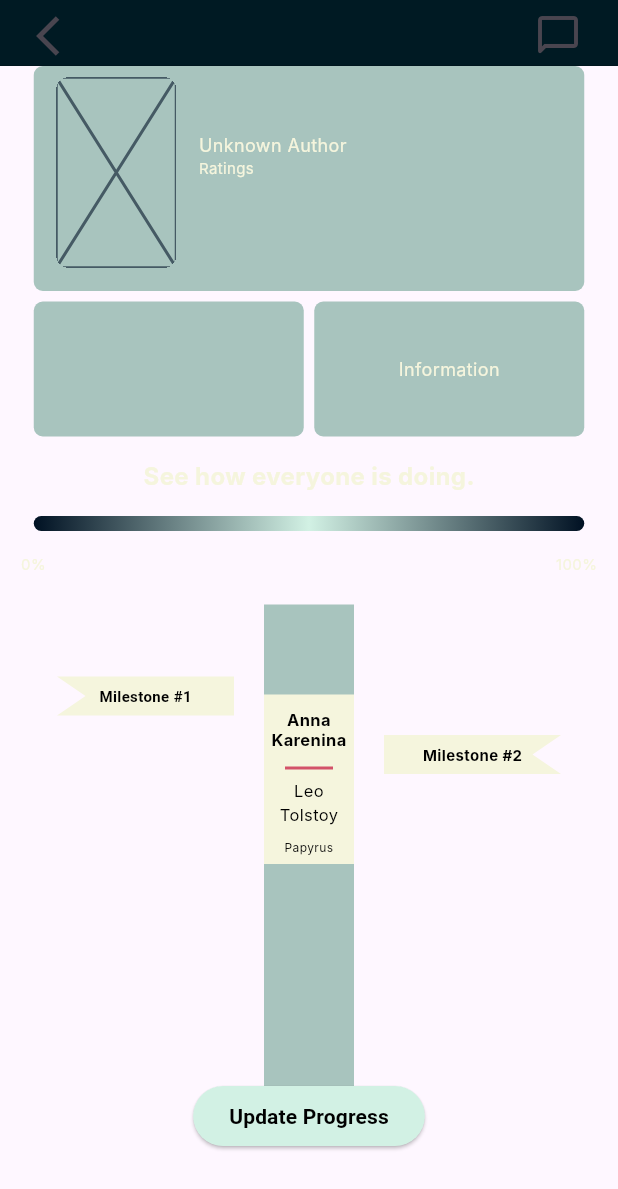
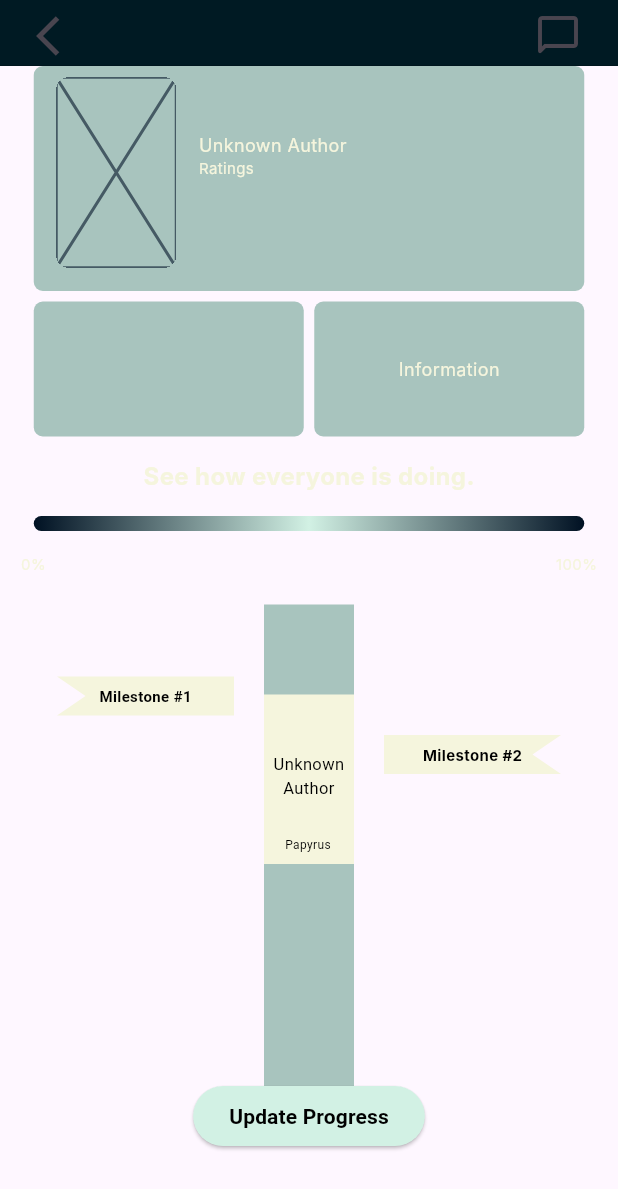
Before and after one commit to SamerSawan/Papyrus_v2, a Flutter app: the BookClubScreen screen opened directly with empty values, on a phone screen of 412 x 824 dp. Shown: the top 1189 px of the screen. Run offline on Flutter 3.47's test engine with Material 3 defaults, Android fonts, the phone set to English and light mode, and no system bars; drawn by our look-alikes of auto_size_text; our stand-ins replace cloud_firestore, firebase_auth, firebase_core; accounts and stored records are empty; Roboto replaces fonts that are missing (Inter).

Commit message:
book timeline now formatted for any book and author

```diff
--- a/lib/screens/book_club_screen/book_club_screen.dart
+++ b/lib/screens/book_club_screen/book_club_screen.dart
@@ -67,7 +67,9 @@ class _BookClubScreenState extends State<BookClubScreen> {
                 ),
               ),
               const ReadingProgress(),
-              const BookTimeline(),
+              BookTimeline(
+                book: widget.bookClub.currentBook,
+              ),
             ],
           ),
         ],
--- a/lib/screens/widgets/book_timeline.dart
+++ b/lib/screens/widgets/book_timeline.dart
@@ -1,8 +1,27 @@
 import 'package:flutter/material.dart';
 import 'package:flutter/widgets.dart';
+import 'package:papyrus/core/api/book_service.dart';
+import 'package:papyrus/core/models/book.dart';
+import 'package:papyrus/core/models/book_club.dart';
+import 'package:auto_size_text/auto_size_text.dart';
 
-class BookTimeline extends StatelessWidget {
-  const BookTimeline({super.key});
+class BookTimeline extends StatefulWidget {
+  final Book book;
+  const BookTimeline({super.key, required this.book});
+
+  @override
+  State<BookTimeline> createState() => _BookTimelineState();
+}
+
+class _BookTimelineState extends State<BookTimeline> {
+BookService bookService = BookService();
+late Book book;
+
+ @override
+  void initState() {
+    super.initState();
+    book = widget.book; // Access book from widget
+  }
 
   @override
   Widget build(context) {
@@ -38,39 +57,47 @@ class BookTimeline extends StatelessWidget {
                 width: 60,
                 height: 113,
                 color: const Color.fromRGBO(245, 245, 221, 1),
-                child: const Column(children: [
-                  SizedBox(height: 10),
-                  Text('Anna Karenina',
-                      textAlign: TextAlign.center,
-                      style: TextStyle(
+                child: Column(children: [
+                    const SizedBox(height: 10),
+                    AutoSizeText(book.title,
+                        textAlign: TextAlign.center,
+                        minFontSize: 8,
+                        maxFontSize: 11,
+                        maxLines: 2,
+                        style: const TextStyle(
+                            color: Color.fromARGB(255, 0, 0, 0),
+                            height: 1.2,
+                            fontWeight: FontWeight.bold)),
+                    const SizedBox(height: 15),
+                    AutoSizeText(book.authors.isNotEmpty
+                                  ? book.authors[0]
+                                  : 'Unknown Author',
+                        textAlign: TextAlign.center,
+                        minFontSize: 8,
+                        maxFontSize: 11,
+                        maxLines: 3,
+                        style: const TextStyle(
                           color: Color.fromARGB(255, 0, 0, 0),
-                          height: 1.2,
-                          fontFamily: 'Inter',
-                          fontSize: 11,
-                          fontWeight: FontWeight.bold)),
-                  SizedBox(height: 20),
-                  Text('Leo Tolstoy',
-                      textAlign: TextAlign.center,
-                      style: TextStyle(
-                        color: Color.fromARGB(255, 0, 0, 0),
-                        fontFamily: 'Inter',
-                        fontSize: 11,
-                      )),
-                  SizedBox(height: 8),
-                  Text('Papyrus',
-                      textAlign: TextAlign.center,
-                      style: TextStyle(
-                        color: Color.fromARGB(255, 0, 0, 0),
-                        fontFamily: 'Inter',
-                        fontSize: 8,
-                      ))
-                ])),
-            Container(
-                margin: const EdgeInsets.only(top: 128, left: 14),
+                        )),
+                  ]),
+                ),
+              Container(
+                margin: const EdgeInsets.only(top: 175, left: 14),
+                child: const AutoSizeText('Papyrus',
+                          textAlign: TextAlign.center,
+                          minFontSize: 6,
+                          maxFontSize: 8,
+                          maxLines: 1,
+                          style: TextStyle(
+                            color: Color.fromARGB(255, 0, 0, 0),
+                          )),
+              )
+            /*Container(
+                margin: const EdgeInsets.only(top: 125, left: 14),
                 alignment: Alignment.center,
                 width: 32,
                 height: 2,
-                color: const Color(0xFFD35269))
+                color: const Color(0xFFD35269))*/
           ]),
           Container(
             margin: const EdgeInsets.only(bottom: 130, left: 20),
--- a/pubspec.yaml
+++ b/pubspec.yaml
@@ -40,6 +40,7 @@ dependencies:
   firebase_core: ^2.30.1
   cloud_firestore: ^4.17.2
   firebase_auth: ^4.19.4
+  auto_size_text: ^3.0.0
 
 dev_dependencies:
   flutter_test:
```
Also changed, not shown: pubspec.lock.
